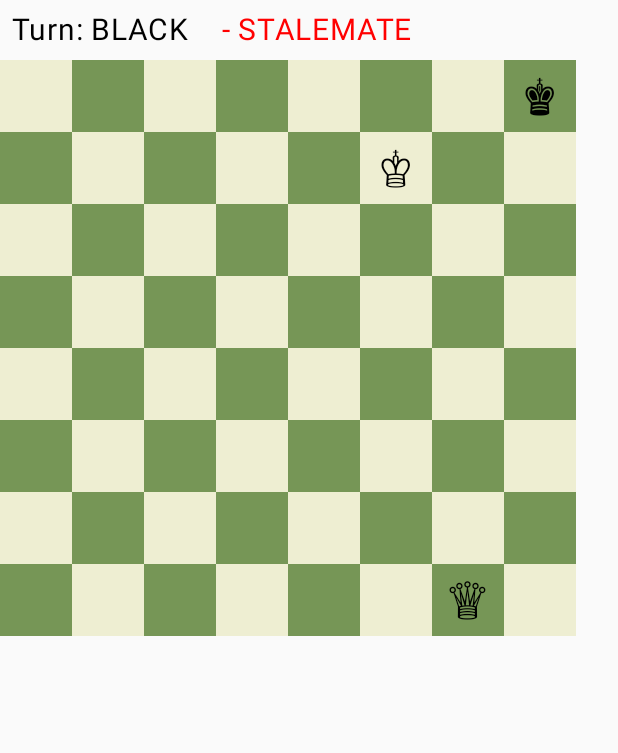
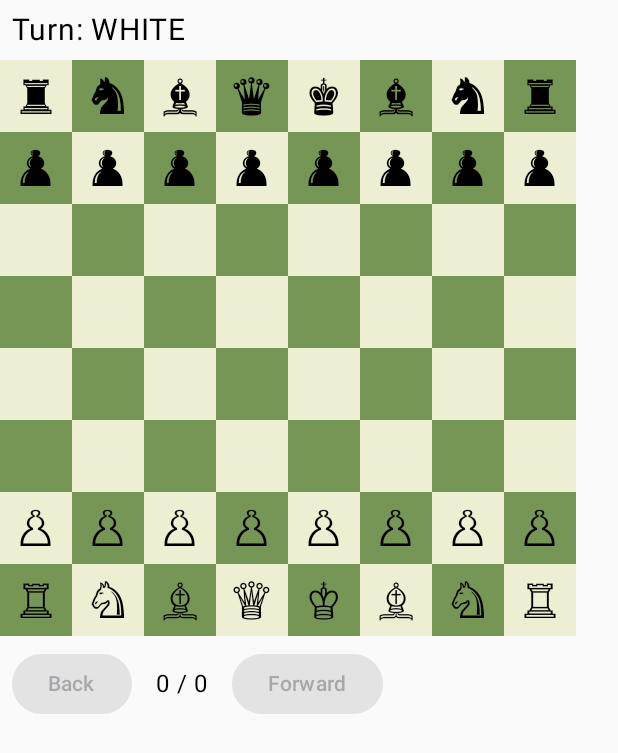
Before and after one commit to maklumi/Catur, an Android app built with Jetpack Compose: the screen it shows after launch (MainActivity), on a phone screen of 412 x 824 dp. Shown: the top 753 px of the screen. Run offline under Robolectric (Android 15) with nearby library versions, the light colour scheme and no system bars; 2 statements that could not run were skipped.

Commit message:
implemented Move History and Replay functionality.
1.
Game Class:
◦
Acts as a manager for the entire game session.
◦
Maintains a List<GameSnapshotState> representing every state the board has been in.
◦
Tracks a currentIndex to allow navigating back and forth through time.
◦
Prevents making new moves while viewing history (you must be at the latest move to continue the game).
2.
UI Navigation:
◦
Added "Back" and "Forward" buttons below the chessboard.
◦
Added a move counter (e.g., 5 / 10) to show your current position in the game history.
◦
The board automatically updates to show the state at the selected historical point.
3.
App Update:
◦
The app now starts with the full standard chess setup (Board.initial).
◦
Every move you make is recorded and can be replayed.

```diff
--- a/shared/src/commonMain/kotlin/com/github/maklumi/catur/App.kt
+++ b/shared/src/commonMain/kotlin/com/github/maklumi/catur/App.kt
@@ -3,37 +3,30 @@ package com.github.maklumi.catur
 import androidx.compose.material3.MaterialTheme
 import androidx.compose.runtime.*
 import androidx.compose.ui.tooling.preview.Preview
-import com.github.maklumi.catur.model.board.Board
-import com.github.maklumi.catur.model.board.Position
-import com.github.maklumi.catur.model.game.state.GameSnapshotState
-import com.github.maklumi.catur.model.piece.King
-import com.github.maklumi.catur.model.piece.PieceColor
-import com.github.maklumi.catur.model.piece.Queen
+import com.github.maklumi.catur.model.game.state.Game
 import com.github.maklumi.catur.ui.ChessBoard
 
 @Composable
 @Preview
 fun App() {
-    var state by remember {
-        mutableStateOf(
-            GameSnapshotState(
-                board = Board()
-                    .withPiece(Position.h8, King(PieceColor.BLACK))
-                    .withPiece(Position.f7, King(PieceColor.WHITE))
-                    .withPiece(Position.g1, Queen(PieceColor.WHITE)),
-                activeColor = PieceColor.BLACK
-            )
-        )
+    var game by remember {
+        mutableStateOf(Game())
     }
 
     MaterialTheme {
         ChessBoard(
-            state = state,
+            game = game,
             onPositionClick = { position ->
-                state = state.move(position)
+                game = game.move(position)
             },
             onPromotionChoice = { move ->
-                state = state.promote(move)
+                game = game.promote(move)
+            },
+            onBack = {
+                game = game.goBack()
+            },
+            onForward = {
+                game = game.goForward()
             }
         )
     }
--- a/shared/src/commonMain/kotlin/com/github/maklumi/catur/ui/BoardUi.kt
+++ b/shared/src/commonMain/kotlin/com/github/maklumi/catur/ui/BoardUi.kt
@@ -4,6 +4,7 @@ import androidx.compose.foundation.background
 import androidx.compose.foundation.clickable
 import androidx.compose.foundation.layout.*
 import androidx.compose.foundation.shape.RoundedCornerShape
+import androidx.compose.material3.Button
 import androidx.compose.material3.Surface
 import androidx.compose.material3.Text
 import androidx.compose.runtime.Composable
@@ -16,19 +17,26 @@ import androidx.compose.ui.unit.sp
 import androidx.compose.ui.window.Dialog
 import com.github.maklumi.catur.model.board.Position
 import com.github.maklumi.catur.model.board.isLightSquare
+import com.github.maklumi.catur.model.game.state.Game
 import com.github.maklumi.catur.model.game.state.GameSnapshotState
 import com.github.maklumi.catur.model.game.state.GameStatus
 import com.github.maklumi.catur.model.move.BoardMove
 
 @Composable
 fun ChessBoard(
-    state: GameSnapshotState,
+    game: Game,
     onPositionClick: (Position) -> Unit = {},
-    onPromotionChoice: (BoardMove) -> Unit = {}
+    onPromotionChoice: (BoardMove) -> Unit = {},
+    onBack: () -> Unit = {},
+    onForward: () -> Unit = {}
 ) {
+    val state = game.currentSnapshot
     Box {
         Column {
-            Row(verticalAlignment = Alignment.CenterVertically) {
+            Row(
+                verticalAlignment = Alignment.CenterVertically,
+                horizontalArrangement = Arrangement.spacedBy(8.dp)
+            ) {
                 Text(
                     text = "Turn: ${state.activeColor}",
                     modifier = Modifier.padding(8.dp),
@@ -43,6 +51,7 @@ fun ChessBoard(
                     )
                 }
             }
+
             for (rank in 8 downTo 1) {
                 Row {
                     for (file in 1..8) {
@@ -53,6 +62,22 @@ fun ChessBoard(
                             onClick = { onPositionClick(position) }
                         )
                     }
+                }
+            }
+
+            Row(
+                modifier = Modifier.padding(8.dp),
+                horizontalArrangement = Arrangement.spacedBy(16.dp)
+            ) {
+                Button(onClick = onBack, enabled = game.canGoBack()) {
+                    Text("Back")
+                }
+                Text(
+                    text = "${game.currentIndex} / ${game.snapshots.size - 1}",
+                    modifier = Modifier.align(Alignment.CenterVertically)
+                )
+                Button(onClick = onForward, enabled = game.canGoForward()) {
+                    Text("Forward")
                 }
             }
         }
```
Also changed, not shown: shared/src/commonMain/kotlin/com/github/maklumi/catur/model/game/state/Game.kt (added, +53 -0 lines).
